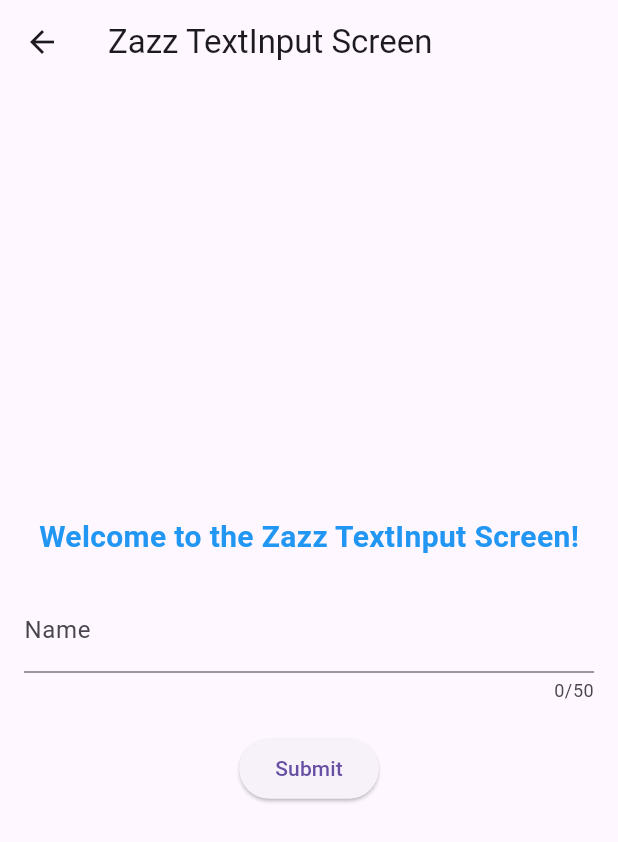
After one commit to randy-kip/flutter-1-forms, a Flutter app: the ZazzTextInputScreen screen opened by its route, on a phone screen of 412 x 824 dp. The commit adds this screen. Shown: the top 842 px of the screen. Run offline on Flutter 3.47's test engine with Material 3 defaults, Android fonts, the phone set to English and light mode, and no system bars.

Commit message:
1. ✨feat: Create ZazzTextInputScreen.    - Adds a new screen that incorporates the `TextInput` class.
2. 💄style: Apply Styling to ZazzTextInputScreen.
- Enhances the visual appeal with custom styles, including colors and fonts.

3. 🎨refactor: Update routes and imports associated with the new ZazzText screen.

```diff
--- a/lib/main.dart
+++ b/lib/main.dart
@@ -8,8 +8,8 @@ import 'package:forms_fa/screens/password_screen.dart';
 import 'package:forms_fa/screens/radio_screen.dart';
 import 'package:forms_fa/screens/slider_screen.dart';
 import 'package:forms_fa/screens/switch_input_screen.dart';
+import 'package:forms_fa/screens/text_input_screen.dart';
 import 'package:forms_fa/shared/menu_drawer.dart';
-import 'package:forms_fa/widgets/text_input.dart';
 import 'package:forms_fa/widgets/validating_form.dart';
 // import 'package:forms/widgets/password_reset_form.dart';
 
@@ -41,7 +41,7 @@ class MyApp extends StatelessWidget {
         '/radio': (context) => const RadioInputScreen(),
         '/slider': (context) => const SliderScreen(),
         '/switch': (context) => const SwitchScreen(),
-        '/text': (context) => const TextInput(),
+        '/text': (context) => const ZazzTextInputScreen(),
         '/validating': (context) => const ValidatingForm()
       },
       initialRoute: '/',
--- /dev/null
+++ b/lib/screens/text_input_screen.dart
@@ -0,0 +1,48 @@
+import 'package:flutter/material.dart';
+import 'package:forms_fa/widgets/text_input.dart';
+class ZazzTextInputScreen extends StatelessWidget {
+  const ZazzTextInputScreen({super.key});
+
+  @override
+  Widget build(BuildContext context) {
+    return Scaffold(
+      appBar: AppBar(
+        title: const Text('Zazz TextInput Screen'),
+      ),
+      body: Padding(
+        padding: const EdgeInsets.all(16.0),
+        child: Column(
+          mainAxisAlignment: MainAxisAlignment.center,
+          children: [
+            const Text(
+              'Welcome to the Zazz TextInput Screen!',
+              style: TextStyle(
+                fontSize: 20,
+                fontWeight: FontWeight.bold,
+                color: Colors.blue,
+              ),
+            ),
+            const SizedBox(height: 20),
+            const TextInput(
+              hintText: 'Type something with Zazz!',
+              // Add any additional TextInput properties here
+            ),
+            const SizedBox(height: 20),
+            ElevatedButton(
+              onPressed: () {
+                // Add any functionality you desire
+              },
+              child: const Text('Submit'),
+            ),
+          ],
+        ),
+      ),
+    );
+  }
+}
+
+void main() {
+  runApp(const MaterialApp(
+    home: ZazzTextInputScreen(),
+  ));
+}
--- a/lib/shared/menu_drawer.dart
+++ b/lib/shared/menu_drawer.dart
@@ -9,8 +9,7 @@ import 'package:forms_fa/screens/password_screen.dart';
 import 'package:forms_fa/screens/radio_screen.dart';
 import 'package:forms_fa/screens/slider_screen.dart';
 import 'package:forms_fa/screens/switch_input_screen.dart';
-import 'package:forms_fa/widgets/switch_input.dart';
-import 'package:forms_fa/widgets/text_input.dart';
+import 'package:forms_fa/screens/text_input_screen.dart';
 import 'package:forms_fa/widgets/validating_form.dart';
 
 class MenuDrawer extends StatelessWidget {
@@ -36,7 +35,7 @@ class MenuDrawer extends StatelessWidget {
       'Radio',
       'Slider',
       'Switch',
-      'Text Input',
+      'Zazz Text',
       'Validating Form'
     ];
     List<Widget> menuItems = [];
@@ -84,7 +83,7 @@ class MenuDrawer extends StatelessWidget {
               screen = const SwitchScreen();
               break;
             case 'Text Input':
-              screen = const TextInput();
+              screen = const ZazzTextInputScreen();
               break;
             case 'Validating Form':
               screen = const ValidatingForm();
--- a/lib/widgets/text_input.dart
+++ b/lib/widgets/text_input.dart
@@ -2,7 +2,7 @@ import 'package:flutter/foundation.dart';
 import 'package:flutter/material.dart';
 
 class TextInput extends StatefulWidget {
-  const TextInput({super.key});
+  const TextInput({super.key, required String hintText});
 
   @override
   State<StatefulWidget> createState() => _TextInputState();
```
